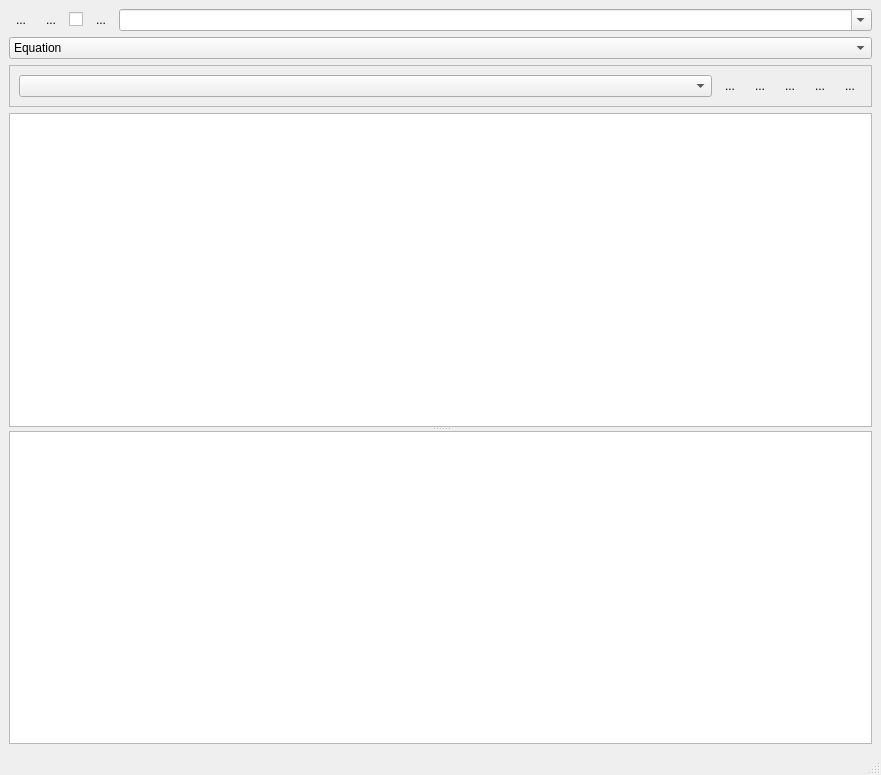
This is ui/AWG.ui in MonroeQuantumNetworks/IonControl as Qt 5 draws it before an edit. The edited form follows.
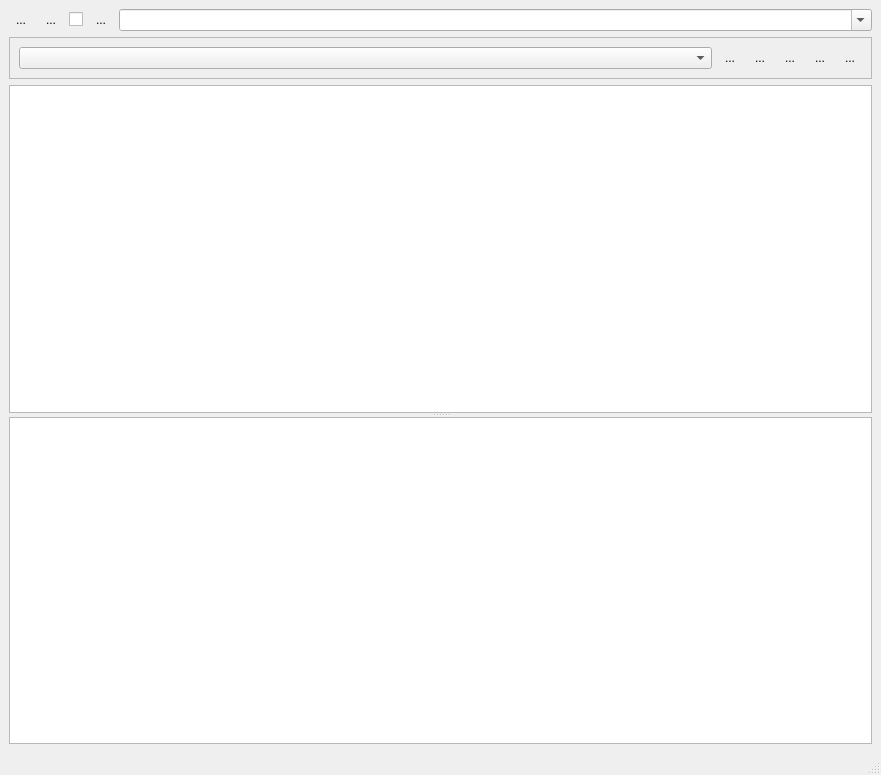
This is the edited form. Icons and pictures are not drawn. Custom widgets are drawn as their Qt base class.

Commit message: remove waveform equation mode

The edit to the form file:
```diff
--- a/ui/AWG.ui
+++ b/ui/AWG.ui
@@ -118,23 +118,6 @@
       </item>
      </layout>
     </item>
-    <item>
-     <widget class="QComboBox" name="waveformModeComboBox">
-      <property name="toolTip">
-       <string>waveform mode</string>
-      </property>
-      <item>
-       <property name="text">
-        <string>Equation</string>
-       </property>
-      </item>
-      <item>
-       <property name="text">
-        <string>Segments</string>
-       </property>
-      </item>
-     </widget>
-    </item>
     <item>
      <widget class="QFrame" name="fileFrame">
       <property name="frameShape">
```
The commit also changes 5 other files.
